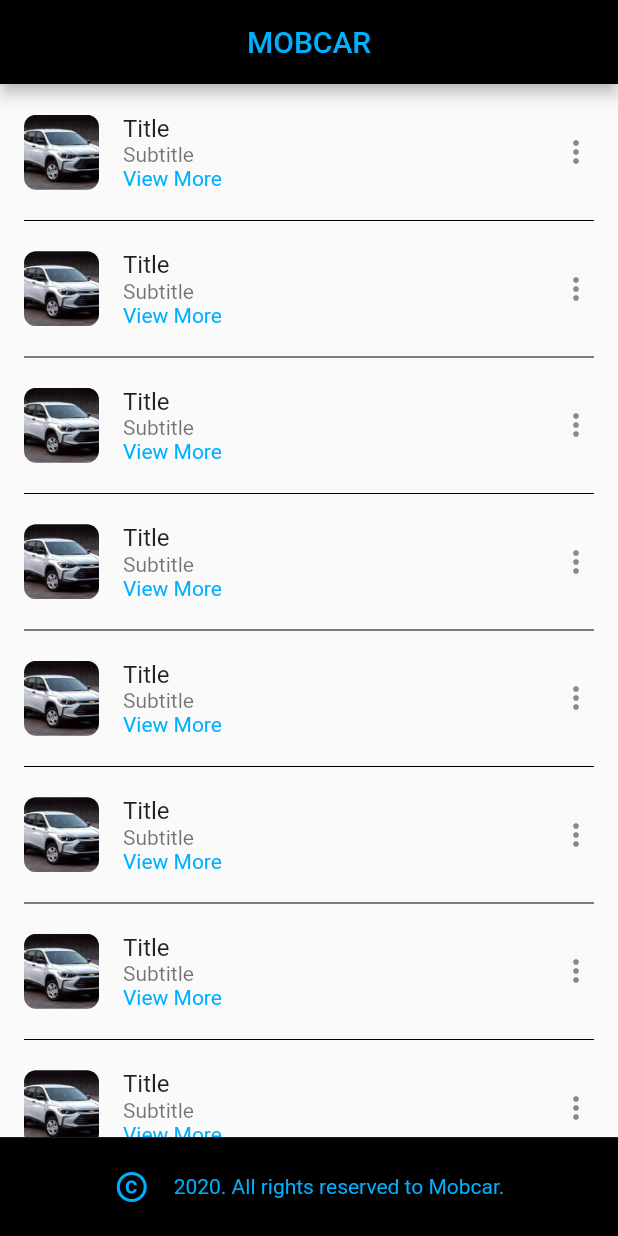
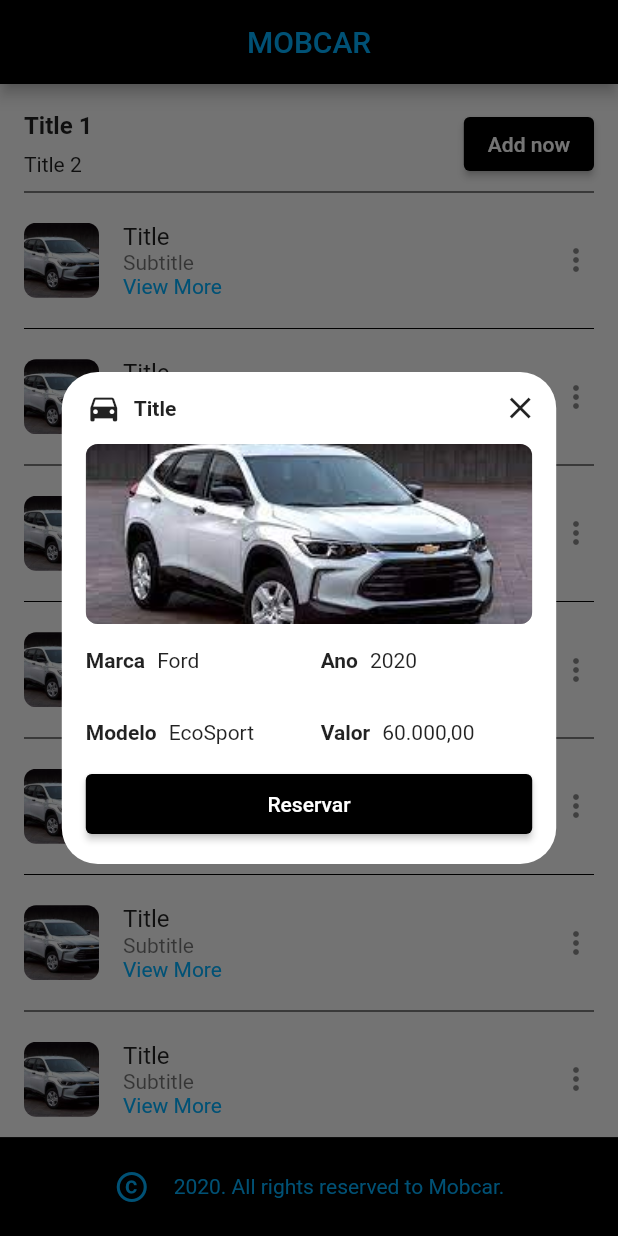
Before and after one commit to ailtoncunhasilva/mobcar-app-with-flutter, a Flutter app: the screen it shows after launch, after a tap on "View More", on a phone screen of 412 x 824 dp. Run offline on Flutter 3.47's test engine with Material 2 defaults, Android fonts, the phone set to English and light mode, and no system bars.

Commit message:
showDialog created and others details

```diff
--- a/lib/app/pages/base_page.dart
+++ b/lib/app/pages/base_page.dart
@@ -1,5 +1,6 @@
 import 'package:flutter/material.dart';
 import 'package:mobcar_app/app/core/const.dart';
+import 'package:mobcar_app/app/pages/showdialog_details_page.dart';
 
 class BasePage extends StatelessWidget {
   final TextStyle style = TextStyle(
@@ -21,15 +22,47 @@
       ),
       body: Column(
         children: [
+          Container(
+            padding: const EdgeInsets.only(
+                top: kSpacing, left: kSpacing, right: kSpacing),
+            child: Column(
+              children: [
+                Row(
+                  mainAxisAlignment: MainAxisAlignment.spaceBetween,
+                  children: [
+                    Column(
+                      mainAxisAlignment: MainAxisAlignment.spaceBetween,
+                      crossAxisAlignment: CrossAxisAlignment.start,
+                      children: [
+                        Text('Title 1',
+                            style: TextStyle(
+                              fontWeight: FontWeight.bold,
+                              fontSize: 16,
+                            )),
+                        Padding(
+                          padding: const EdgeInsets.only(top: kSpacing / 2),
+                          child: Text('Title 2'),
+                        ),
+                      ],
+                    ),
+                    ElevatedButton(
+                      onPressed: () {},
+                      child: Text('Add now'),
+                    ),
+                  ],
+                ),
+                Divider(color: kPrimaryColor),
+              ],
+            ),
+          ),
           Expanded(
             child: ListView.separated(
-              padding: const EdgeInsets.symmetric(
-                  vertical: kSpacing / 2, horizontal: kSpacing),
+              padding: const EdgeInsets.symmetric(horizontal: kSpacing),
               separatorBuilder: (BuildContext context, int index) =>
                   const Divider(color: kPrimaryColor),
               itemCount: 10,
               itemBuilder: (_, index) {
-                return _buildCarItem();
+                return _buildCarItem(context);
               },
             ),
           ),
@@ -44,7 +77,7 @@
     );
   }
 
-  Widget _buildCarItem() {
+  Widget _buildCarItem(context) {
     //this widget build list of cars to rent.
     return Padding(
       padding: const EdgeInsets.symmetric(vertical: kSpacing / 2),
@@ -54,9 +87,11 @@
           height: 50,
           width: 50,
           decoration: BoxDecoration(
-            //color: kAccentColor,
             borderRadius: BorderRadius.circular(8.0),
-            image: DecorationImage(image: AssetImage('images/imagecar.jpg'), fit: BoxFit.cover),
+            image: DecorationImage(
+              image: AssetImage('images/imagecar.jpg'),
+              fit: BoxFit.cover,
+            ),
           ),
         ),
         title: Text('Title'),
@@ -65,7 +100,8 @@
           children: [
             Text('Subtitle'),
             InkWell(
-              onTap: () {},
+              onTap: () => showDialog(
+                  context: context, builder: (_) => ShowDialogDetailsPage()),
               child: Text('View More', style: style),
             ),
           ],
--- /dev/null
+++ b/lib/app/pages/showdialog_details_page.dart
@@ -0,0 +1,101 @@
+import 'package:flutter/material.dart';
+import 'package:mobcar_app/app/core/const.dart';
+import 'package:mobcar_app/app/shared/widgets/data_car_widget.dart';
+
+class ShowDialogDetailsPage extends StatelessWidget {
+  @override
+  Widget build(BuildContext context) {
+    return Center(
+      child: Material(
+        type: MaterialType.transparency,
+        child: SingleChildScrollView(
+          child: Container(
+            width: MediaQuery.of(context).size.width * 0.8,
+            decoration: BoxDecoration(
+              color: Colors.white,
+              borderRadius: BorderRadius.circular(24),
+            ),
+            child: Column(
+              children: [
+                _buildTitleCarWithCloseButton(context),
+                Padding(
+                  padding: const EdgeInsets.symmetric(horizontal: kSpacing),
+                  child: Column(
+                    children: [
+                      _buildImageCard(),
+                      DataCarWidget(
+                        text1: 'Marca',
+                        text1Data: 'Ford',
+                        text2: 'Ano',
+                        text2Data: '2020',
+                      ),
+                      DataCarWidget(
+                        text1: 'Modelo',
+                        text1Data: 'EcoSport',
+                        text2: 'Valor',
+                        text2Data: '60.000,00',
+                      ),
+                      _buildElevatedButton(),
+                    ],
+                  ),
+                ),
+              ],
+            ),
+          ),
+        ),
+      ),
+    );
+  }
+
+  Widget _buildTitleCarWithCloseButton(context) {
+    return Padding(
+      padding: const EdgeInsets.only(left: kSpacing),
+      child: Row(
+        mainAxisAlignment: MainAxisAlignment.spaceBetween,
+        children: [
+          Row(
+            children: [
+              Icon(Icons.directions_car),
+              Padding(
+                padding: const EdgeInsets.only(left: kSpacing / 2),
+                child: Text('Title',
+                    style: TextStyle(fontWeight: FontWeight.bold)),
+              ),
+            ],
+          ),
+          IconButton(
+            onPressed: () => Navigator.of(context).pop(),
+            icon: Icon(Icons.close),
+          ),
+        ],
+      ),
+    );
+  }
+
+  Widget _buildImageCard() {
+    return Container(
+      height: 120,
+      decoration: BoxDecoration(
+        borderRadius: BorderRadius.circular(8.0),
+        color: Colors.grey,
+        image: DecorationImage(
+          image: AssetImage('images/imagecar.jpg'),
+          fit: BoxFit.cover,
+        ),
+      ),
+    );
+  }
+
+  Widget _buildElevatedButton() {
+    return Padding(
+      padding: const EdgeInsets.only(bottom: kSpacing),
+      child: ElevatedButton(
+        style: ElevatedButton.styleFrom(
+          minimumSize: Size.fromHeight(40),
+        ),
+        onPressed: (){},
+        child: Text('Reservar'),
+      ),
+    );
+  }
+}
--- /dev/null
+++ b/lib/app/shared/widgets/data_car_widget.dart
@@ -0,0 +1,56 @@
+import 'package:flutter/material.dart';
+import 'package:mobcar_app/app/core/const.dart';
+
+class DataCarWidget extends StatelessWidget {
+  final String text1;
+  final String text1Data;
+  final String text2;
+  final String text2Data;
+
+  DataCarWidget({
+    required this.text1,
+    required this.text1Data,
+    required this.text2,
+    required this.text2Data,
+  });
+
+  @override
+  Widget build(BuildContext context) {
+    final TextStyle style = TextStyle(
+      fontWeight: FontWeight.bold,
+    );
+
+    return Padding(
+      padding: const EdgeInsets.symmetric(vertical: kSpacing),
+      child: Row(
+        children: [
+          Container(
+            width: MediaQuery.of(context).size.width * 0.38,
+            child: Row(
+              children: [
+                Text(text1, style: style),
+                Padding(
+                  padding: const EdgeInsets.only(left: kSpacing / 2),
+                  child: Text(text1Data),
+                ),
+              ],
+            ),
+          ),
+          Expanded(
+            child: Container(
+              child: Row(
+                children: [
+                  Text(text2, style: style),
+                  Padding(
+                    padding: const EdgeInsets.only(left: kSpacing / 2),
+                    child: Text(text2Data),
+                  ),
+                ],
+              ),
+            ),
+          ),
+        ],
+      ),
+    );
+  }
+}
```
